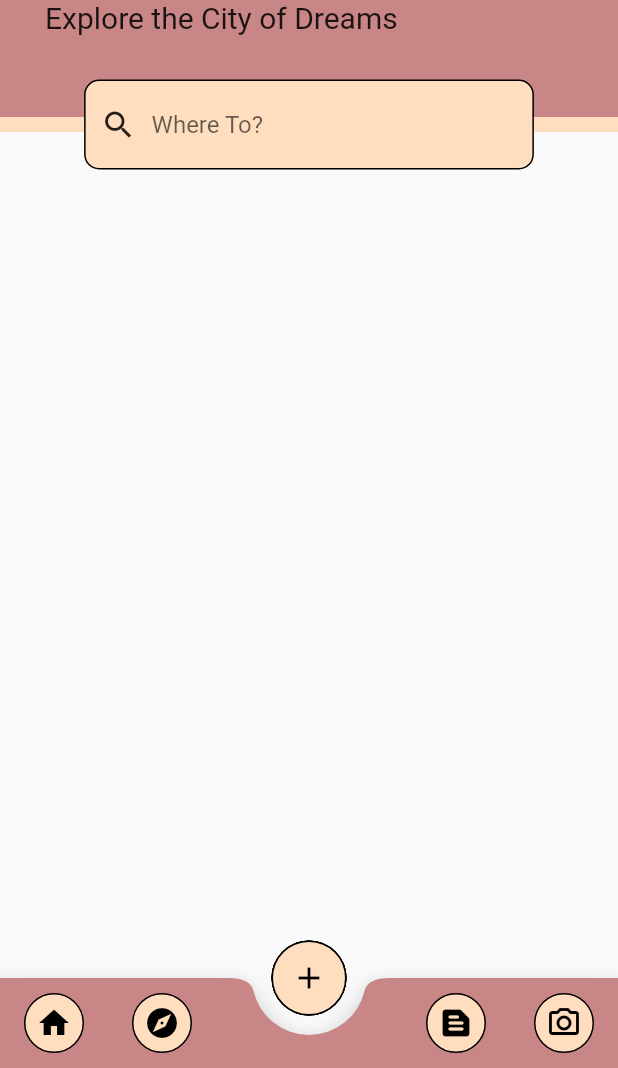
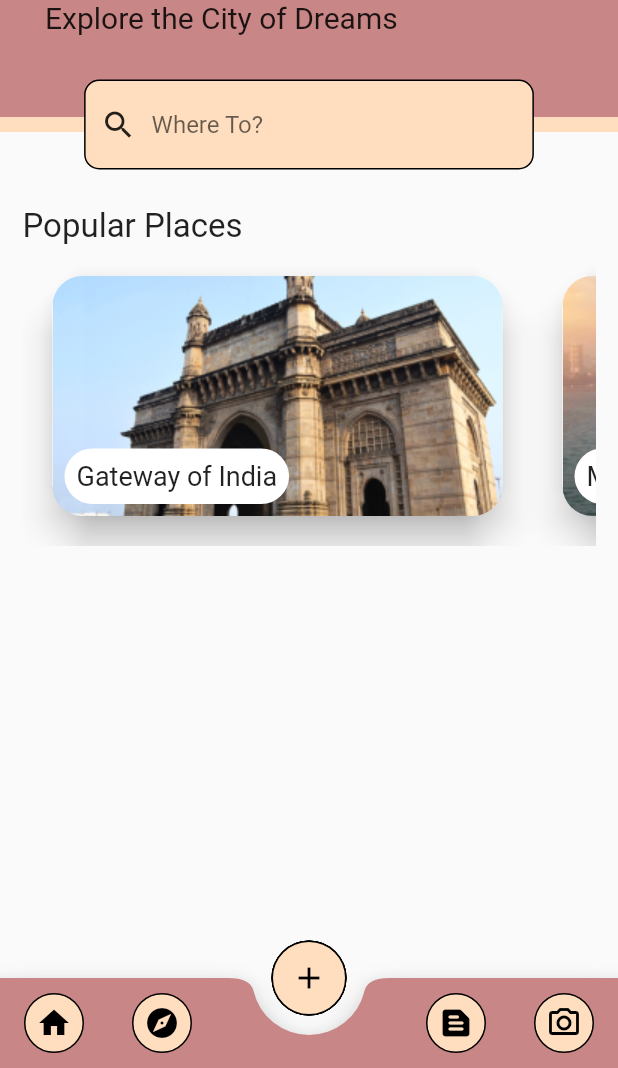
Before and after one commit to ssharanyab/mumbai-darshan, a Flutter app: the screen it shows after launch, on a phone screen of 412 x 824 dp, the part 168-1236 px from its top. Run offline on Flutter 3.47's test engine with Material 2 defaults, Android fonts, the phone set to English and light mode, and no system bars.

Commit message:
dashboard progres

```diff
--- a/lib/pages/dashboard.dart
+++ b/lib/pages/dashboard.dart
@@ -1,5 +1,10 @@
 import 'package:flutter/cupertino.dart';
 import 'package:flutter/material.dart';
+import 'package:mumbai/pages/details/cst.dart';
+import 'package:mumbai/pages/details/gateway.dart';
+import 'package:mumbai/pages/details/marinedrive.dart';
+import 'package:mumbai/pages/details/princeofwales.dart';
+import 'package:mumbai/widgets/card.dart';
 
 class Dashboard extends StatefulWidget {
   const Dashboard({Key? key}) : super(key: key);
@@ -95,7 +100,79 @@ class _DashboardState extends State<Dashboard> {
                 ),
               ),
             ),
-          )
+          ),
+          Positioned(
+            top: 250,
+            left: 15,
+            right: 15,
+            child: Column(
+              crossAxisAlignment: CrossAxisAlignment.start,
+              children: [
+                Text(
+                  'Popular Places',
+                  style: TextStyle(
+                    fontSize: 22,
+                  ),
+                ),
+                Container(
+                  height: 200,
+                  width: width,
+                  child: ListView(
+                    scrollDirection: Axis.horizontal,
+                    children: [
+                      CardTile(
+                        imgName: 'assets/gateway.png',
+                        titleText: 'Gateway of India',
+                        subtitleText: 'Subtilte',
+                        callback: () {
+                          Navigator.push(
+                            context,
+                            MaterialPageRoute(
+                                builder: (context) => GatewayofIndia()),
+                          );
+                        },
+                      ),
+                      CardTile(
+                        imgName: 'assets/marinedrive.png',
+                        titleText: 'Marine Drive',
+                        subtitleText: 'Subtilte',
+                        callback: () {
+                          Navigator.push(
+                            context,
+                            MaterialPageRoute(
+                                builder: (context) => marinedrive()),
+                          );
+                        },
+                      ),
+                      CardTile(
+                        imgName: 'assets/cst.png',
+                        titleText: 'Chatrapati Shivaji Termius',
+                        subtitleText: 'Subtilte',
+                        callback: () {
+                          Navigator.push(
+                            context,
+                            MaterialPageRoute(builder: (context) => cst()),
+                          );
+                        },
+                      ),
+                      CardTile(
+                        imgName: 'assets/princeofwales.png',
+                        titleText: 'Prince Of Wales Museum',
+                        subtitleText: 'Subtilte',
+                        callback: () {
+                          Navigator.push(
+                            context,
+                            MaterialPageRoute(
+                                builder: (context) => PrinceofWales()),
+                          );
+                        },
+                      ),
+                    ],
+                  ),
+                ),
+              ],
+            ),
+          ),
         ],
       ),
     );
--- /dev/null
+++ b/lib/widgets/card.dart
@@ -0,0 +1,72 @@
+import 'package:flutter/material.dart';
+
+class CardTile extends StatelessWidget {
+  const CardTile(
+      {Key? key,
+      required this.imgName,
+      required this.titleText,
+      required this.subtitleText,
+      required this.callback})
+      : super(key: key);
+  final String titleText;
+  final String subtitleText;
+  final String imgName;
+  final VoidCallback callback;
+  @override
+  Widget build(BuildContext context) {
+    return TextButton(
+      onPressed: callback,
+      child: SizedBox(
+        child: Padding(
+          padding: const EdgeInsets.all(8.0),
+          child: Card(
+            shape: BeveledRectangleBorder(
+              borderRadius: BorderRadius.circular(20.0),
+            ),
+            elevation: 10,
+            child: Container(
+              decoration: BoxDecoration(
+                image: DecorationImage(
+                  image: AssetImage(imgName),
+                  fit: BoxFit.cover,
+                  opacity: 40,
+                ),
+                borderRadius: BorderRadius.all(
+                  Radius.circular(20.0),
+                ),
+              ),
+              height: 200,
+              child: Column(
+                mainAxisAlignment: MainAxisAlignment.end,
+                crossAxisAlignment: CrossAxisAlignment.start,
+                children: [
+                  Padding(
+                    padding: const EdgeInsets.all(8.0),
+                    child: Container(
+                      decoration: BoxDecoration(
+                        color: Colors.white,
+                        borderRadius: BorderRadius.all(
+                          Radius.circular(20.0),
+                        ),
+                      ),
+                      child: Padding(
+                        padding: const EdgeInsets.all(8.0),
+                        child: Text(
+                          titleText,
+                          style: const TextStyle(
+                            fontSize: 18,
+                          ),
+                        ),
+                      ),
+                    ),
+                  ),
+                ],
+              ),
+              width: 300,
+            ),
+          ),
+        ),
+      ),
+    );
+  }
+}
--- a/pubspec.yaml
+++ b/pubspec.yaml
@@ -60,9 +60,8 @@ flutter:
   uses-material-design: true
 
   # To add assets to your application, add an assets section, like this:
-  # assets:
-  #   - images/a_dot_burr.jpeg
-  #   - images/a_dot_ham.jpeg
+  assets:
+    - assets/
 
   # An image asset can refer to one or more resolution-specific "variants", see
   # https://flutter.dev/assets-and-images/#resolution-aware.
```
Also changed, not shown: lib/pages/details.dart (added, +15 -0 lines), lib/pages/details/cst.dart (added, +44 -0 lines), lib/pages/details/gateway.dart (added, +44 -0 lines), lib/pages/details/marinedrive.dart (added, +44 -0 lines), lib/pages/details/princeofwales.dart (added, +44 -0 lines), lib/pages/places.dart (deleted, +0 -15 lines), assets/cst.png (added), assets/gateway.png (added), assets/marinedrive.png (added), assets/princeofwales.png (added).
